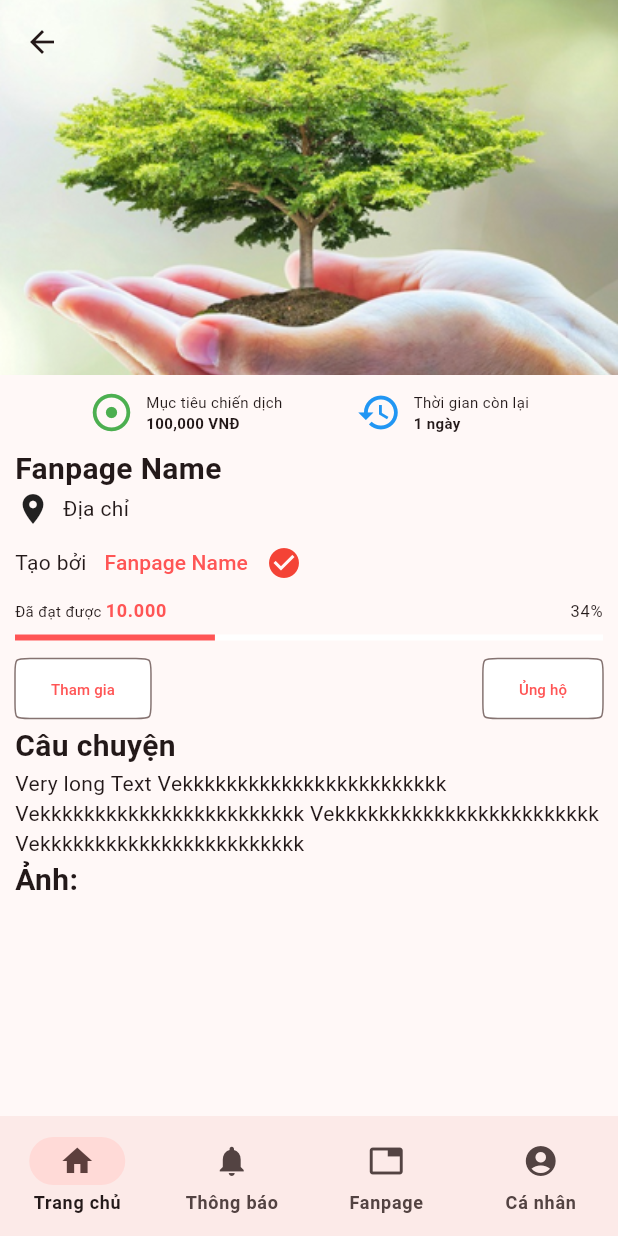
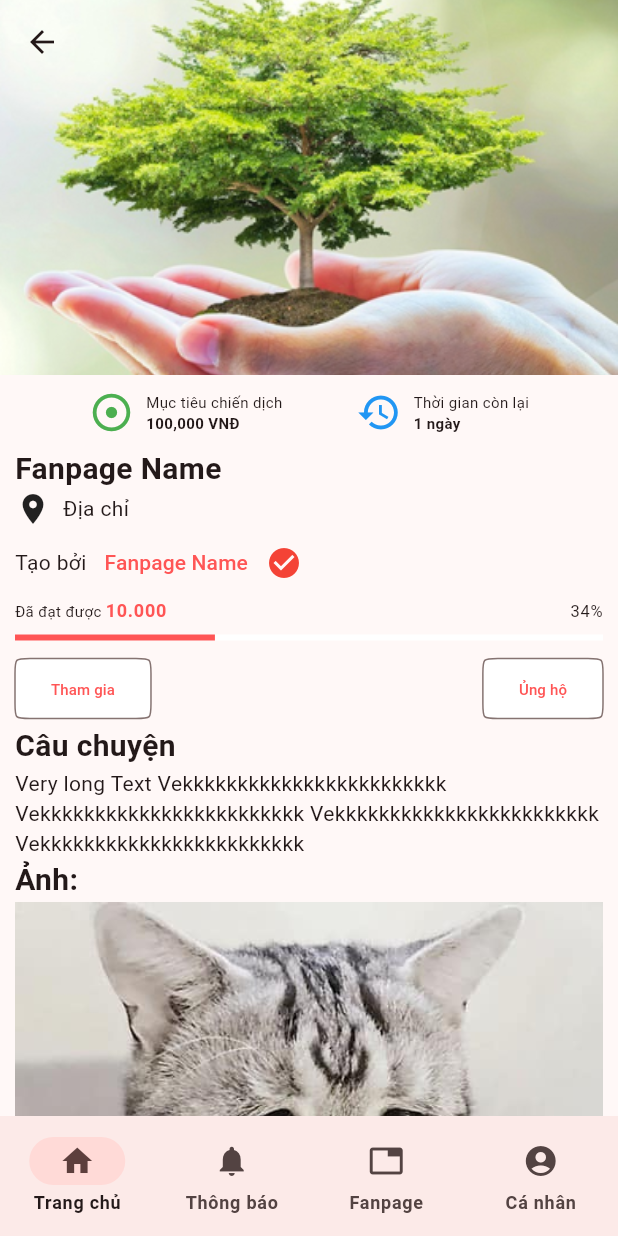
Before and after one commit to cuong02n/volunteer_app, a Flutter app: the screen it shows after launch, after a tap on "Fanpage Name", on a phone screen of 412 x 824 dp. Run offline on Flutter 3.47's test engine with Material 2 defaults, Android fonts, the phone set to English and light mode, and no system bars; our stand-ins replace flutter_markdown, go_router, image_picker, sizer; statements that could not run were skipped.

```diff
--- a/front-end/lib/pages/home/page_detail.dart
+++ b/front-end/lib/pages/home/page_detail.dart
@@ -197,6 +197,7 @@ class PageDetail extends StatelessWidget {
                     ),
                   ],
                 ),
+                Image.asset('assets/images/cute_meos.jpg')
               ],
             ),
           ),
```
